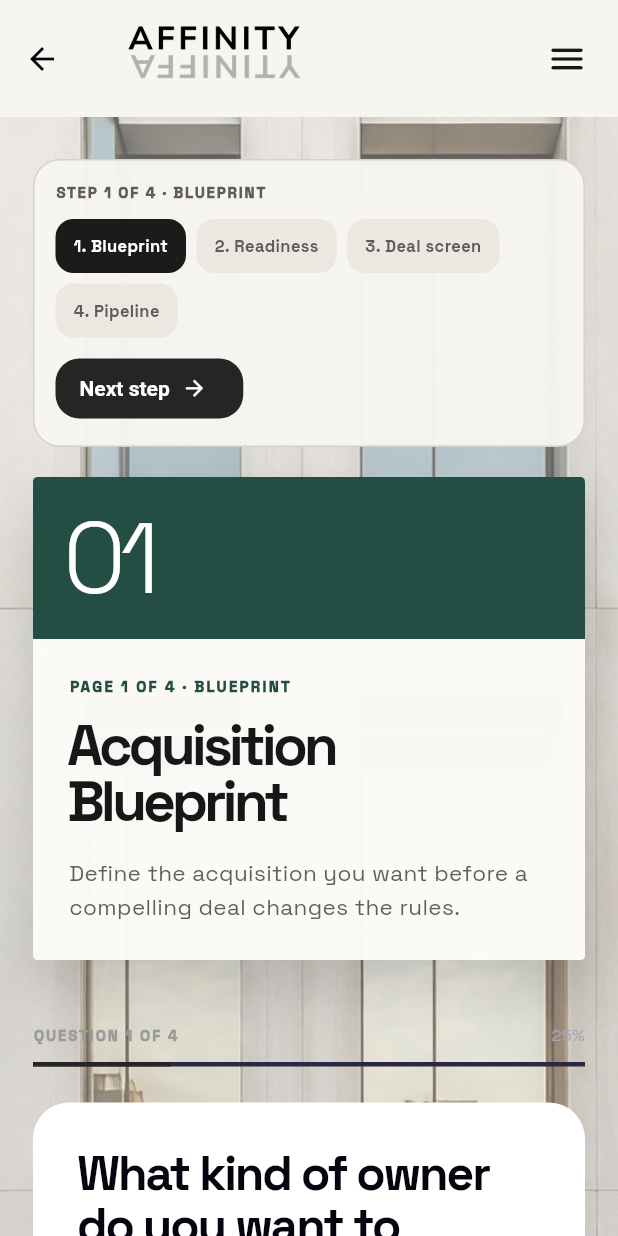
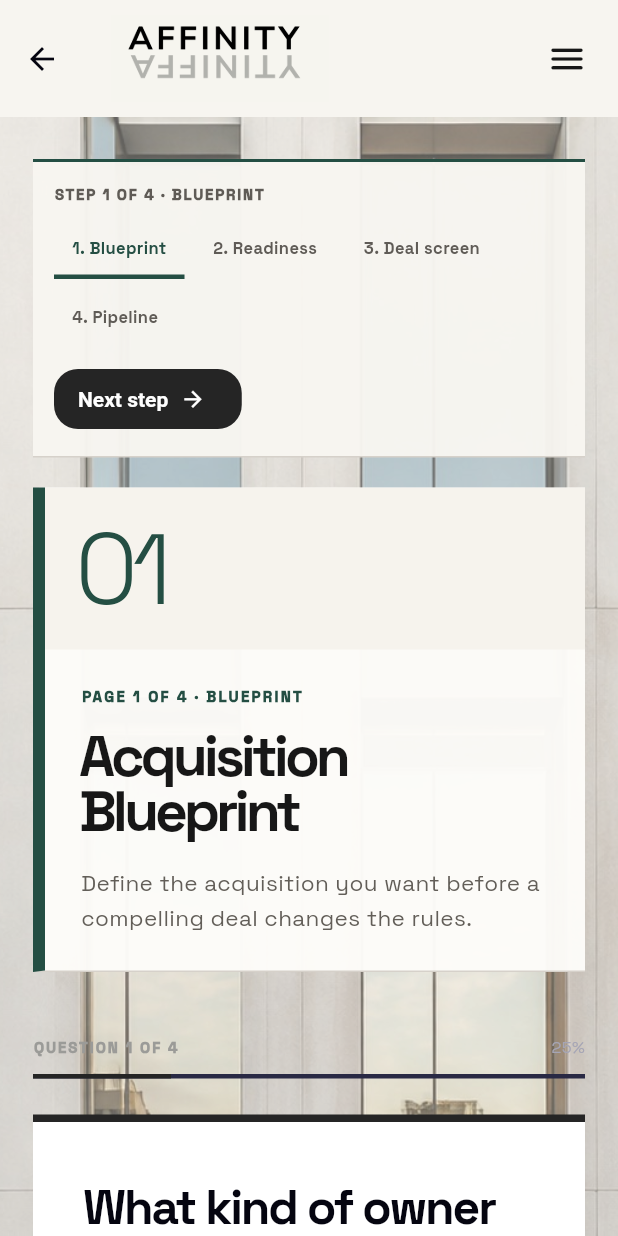
Before and after one commit to ClimbOn-creator/Dwellings, a Flutter app: the BusinessAcquisitionPage screen opened directly, after a tap on "1. Blueprint", on a phone screen of 412 x 824 dp. Run offline on Flutter 3.47's test engine with Material 3 defaults, Android fonts, the phone set to English and light mode, and no system bars; our stand-ins replace file_picker, geolocator, google_fonts, image_picker, shared_preferences, supabase_flutter and 1 more; missing offline and left inert: dart:js_interop; accounts and stored records are empty; project files that could hold a hidden picture were left out.

Commit message:
Replace step cards with editorial scrolling strips

```diff
--- a/lib/screens/acquisition_support_page.dart
+++ b/lib/screens/acquisition_support_page.dart
@@ -1581,19 +1581,13 @@ class _LabeledField extends StatelessWidget {
             ),
           ),
           if (unit != null)
-            Container(
-              padding: const EdgeInsets.symmetric(horizontal: 8, vertical: 4),
-              decoration: BoxDecoration(
-                color: const Color(0xFF292944),
-                borderRadius: BorderRadius.circular(8),
-              ),
-              child: Text(
-                unit!,
-                style: const TextStyle(
-                  color: _lilac,
-                  fontSize: 9,
-                  fontWeight: FontWeight.w800,
-                ),
+            Text(
+              unit!,
+              style: const TextStyle(
+                color: _green,
+                fontSize: 9,
+                fontWeight: FontWeight.w900,
+                letterSpacing: .8,
               ),
             ),
         ],
@@ -1618,10 +1612,13 @@ class _GuidedQuestion extends StatelessWidget {
   @override
   Widget build(BuildContext context) => Container(
     width: double.infinity,
-    padding: const EdgeInsets.all(30),
-    decoration: BoxDecoration(
+    padding: const EdgeInsets.symmetric(horizontal: 34, vertical: 40),
+    decoration: const BoxDecoration(
       color: Colors.white,
-      borderRadius: BorderRadius.circular(24),
+      border: Border(
+        top: BorderSide(color: _green, width: 5),
+        bottom: BorderSide(color: Color(0xFFD8D5CF)),
+      ),
     ),
     child: Column(
       crossAxisAlignment: CrossAxisAlignment.start,
@@ -1646,15 +1643,19 @@ class _GuidedQuestion extends StatelessWidget {
           data: Theme.of(context).copyWith(
             inputDecorationTheme: InputDecorationTheme(
               filled: true,
-              fillColor: const Color(0xFFF4F6FA),
+              fillColor: const Color(0xFFFAF9F6),
               hintStyle: const TextStyle(color: Color(0xFF898995)),
               border: OutlineInputBorder(
-                borderRadius: BorderRadius.circular(14),
+                borderRadius: BorderRadius.zero,
                 borderSide: const BorderSide(color: Color(0xFFD8DDE8)),
               ),
               enabledBorder: OutlineInputBorder(
-                borderRadius: BorderRadius.circular(14),
+                borderRadius: BorderRadius.zero,
                 borderSide: const BorderSide(color: Color(0xFFD8DDE8)),
+              ),
+              focusedBorder: const OutlineInputBorder(
+                borderRadius: BorderRadius.zero,
+                borderSide: BorderSide(color: _green, width: 2),
               ),
             ),
             textTheme: Theme.of(
--- a/lib/screens/business_acquisition_page.dart
+++ b/lib/screens/business_acquisition_page.dart
@@ -392,12 +392,16 @@ class _BusinessAcquisitionPageState extends State<BusinessAcquisitionPage> {
           fillColor: Colors.white,
           hintStyle: const TextStyle(color: Color(0xFF85817A)),
           border: OutlineInputBorder(
-            borderRadius: BorderRadius.circular(14),
+            borderRadius: BorderRadius.zero,
             borderSide: const BorderSide(color: _line),
           ),
           enabledBorder: OutlineInputBorder(
-            borderRadius: BorderRadius.circular(14),
+            borderRadius: BorderRadius.zero,
             borderSide: const BorderSide(color: _line),
+          ),
+          focusedBorder: const OutlineInputBorder(
+            borderRadius: BorderRadius.zero,
+            borderSide: BorderSide(color: Color(0xFF244E43), width: 2),
           ),
         ),
       ),
@@ -551,7 +555,7 @@ class _BusinessAcquisitionPageState extends State<BusinessAcquisitionPage> {
   Widget _dealCommandBar() => TopoCard(
     color: Colors.white,
     padding: const EdgeInsets.all(18),
-    borderRadius: BorderRadius.circular(22),
+    borderRadius: BorderRadius.zero,
     child: const Wrap(
       spacing: 24,
       runSpacing: 12,
@@ -572,8 +576,10 @@ class _BusinessAcquisitionPageState extends State<BusinessAcquisitionPage> {
     padding: const EdgeInsets.all(20),
     decoration: BoxDecoration(
       color: const Color(0xFFFFF4E5),
-      borderRadius: BorderRadius.circular(18),
-      border: Border.all(color: const Color(0xFFF2C879)),
+      border: const Border(
+        left: BorderSide(color: Color(0xFF805A35), width: 6),
+        bottom: BorderSide(color: Color(0xFFF2C879)),
+      ),
     ),
     child: const Row(
       crossAxisAlignment: CrossAxisAlignment.start,
@@ -1081,18 +1087,13 @@ class _BusinessAcquisitionPageState extends State<BusinessAcquisitionPage> {
 
   Widget _card(String title, Widget child) => Container(
     width: double.infinity,
-    padding: const EdgeInsets.all(26),
-    decoration: BoxDecoration(
+    padding: const EdgeInsets.symmetric(horizontal: 30, vertical: 36),
+    decoration: const BoxDecoration(
       color: _surface,
-      borderRadius: BorderRadius.circular(28),
-      border: Border.all(color: _line),
-      boxShadow: const [
-        BoxShadow(
-          color: Color(0x30000000),
-          blurRadius: 34,
-          offset: Offset(0, 16),
-        ),
-      ],
+      border: Border(
+        top: BorderSide(color: Color(0xFF244E43), width: 5),
+        bottom: BorderSide(color: _line),
+      ),
     ),
     child: Column(
       crossAxisAlignment: CrossAxisAlignment.start,
--- a/lib/screens/deal_rooms_page.dart
+++ b/lib/screens/deal_rooms_page.dart
@@ -400,8 +400,10 @@ class _DealRoomsPageState extends State<DealRoomsPage> {
     padding: const EdgeInsets.all(34),
     decoration: BoxDecoration(
       color: _surface,
-      border: Border.all(color: _line),
-      borderRadius: BorderRadius.circular(20),
+      border: const Border(
+        top: BorderSide(color: Color(0xFF244E43), width: 5),
+        bottom: BorderSide(color: _line),
+      ),
     ),
     child: Column(
       children: [
@@ -462,8 +464,10 @@ class _DealRoomsPageState extends State<DealRoomsPage> {
     padding: const EdgeInsets.all(18),
     decoration: BoxDecoration(
       color: _surface,
-      borderRadius: BorderRadius.circular(17),
-      border: Border.all(color: _line),
+      border: const Border(
+        top: BorderSide(color: Color(0xFF244E43), width: 3),
+        bottom: BorderSide(color: _line),
+      ),
     ),
     child: Row(
       children: [
@@ -497,25 +501,20 @@ class _DealRoomsPageState extends State<DealRoomsPage> {
       ).push(MaterialPageRoute<void>(builder: (_) => DealRoomPage(room: room)));
       _refresh();
     },
-    borderRadius: BorderRadius.circular(20),
     child: Container(
       width: double.infinity,
-      margin: const EdgeInsets.only(bottom: 12),
-      padding: const EdgeInsets.all(22),
-      decoration: BoxDecoration(
+      margin: EdgeInsets.zero,
+      padding: const EdgeInsets.symmetric(horizontal: 22, vertical: 24),
+      decoration: const BoxDecoration(
         color: _surface,
-        borderRadius: BorderRadius.circular(20),
-        border: Border.all(color: _line),
+        border: Border(bottom: BorderSide(color: _line)),
       ),
       child: Row(
         children: [
           Container(
             width: 58,
             height: 58,
-            decoration: BoxDecoration(
-              color: _purple.withValues(alpha: .14),
-              borderRadius: BorderRadius.circular(17),
-            ),
+            decoration: const BoxDecoration(color: Color(0xFFE8ECE8)),
             child: Icon(
               room.isBusiness ? Icons.storefront_outlined : Icons.apartment,
               color: _purple,
--- a/lib/widgets/acquisition_editorial_header.dart
+++ b/lib/widgets/acquisition_editorial_header.dart
@@ -31,14 +31,10 @@ class AcquisitionEditorialHeader extends StatelessWidget {
         clipBehavior: Clip.antiAlias,
         decoration: BoxDecoration(
           color: const Color(0xFFFDFCF9).withValues(alpha: .97),
-          borderRadius: BorderRadius.circular(3),
-          boxShadow: const [
-            BoxShadow(
-              color: Color(0x26000000),
-              blurRadius: 34,
-              offset: Offset(0, 18),
-            ),
-          ],
+          border: Border(
+            left: BorderSide(color: accent, width: 8),
+            bottom: const BorderSide(color: Color(0xFFD6D1CA)),
+          ),
         ),
         child: LayoutBuilder(
           builder: (context, constraints) {
@@ -86,13 +82,13 @@ class AcquisitionEditorialHeader extends StatelessWidget {
             final number = Container(
               width: compact ? double.infinity : 190,
               height: compact ? 108 : null,
-              color: accent,
+              color: const Color(0xFFF6F3ED),
               padding: const EdgeInsets.all(22),
               alignment: compact ? Alignment.centerLeft : Alignment.bottomLeft,
               child: Text(
                 '0${currentStep + 1}',
-                style: const TextStyle(
-                  color: Colors.white,
+                style: TextStyle(
+                  color: accent,
                   fontSize: 66,
                   height: .9,
                   fontWeight: FontWeight.w300,
--- a/lib/widgets/acquisition_step_bar.dart
+++ b/lib/widgets/acquisition_step_bar.dart
@@ -18,8 +18,10 @@ class AcquisitionStepBar extends StatelessWidget {
     padding: const EdgeInsets.all(14),
     decoration: BoxDecoration(
       color: const Color(0xFFF8F6F1).withValues(alpha: .96),
-      border: Border.all(color: const Color(0xFFD6D1CA)),
-      borderRadius: BorderRadius.circular(18),
+      border: const Border(
+        top: BorderSide(color: Color(0xFF244E43), width: 2),
+        bottom: BorderSide(color: Color(0xFFD6D1CA)),
+      ),
     ),
     child: Column(
       crossAxisAlignment: CrossAxisAlignment.start,
@@ -44,23 +46,27 @@ class AcquisitionStepBar extends StatelessWidget {
                 for (var index = 0; index < _steps.length; index++)
                   InkWell(
                     onTap: () => onSelected(index),
-                    borderRadius: BorderRadius.circular(12),
                     child: Container(
                       padding: const EdgeInsets.symmetric(
                         horizontal: 12,
                         vertical: 10,
                       ),
                       decoration: BoxDecoration(
-                        color: index == currentStep
-                            ? const Color(0xFF1B1B1B)
-                            : const Color(0xFFECE8E1),
-                        borderRadius: BorderRadius.circular(12),
+                        color: Colors.transparent,
+                        border: Border(
+                          bottom: BorderSide(
+                            color: index == currentStep
+                                ? const Color(0xFF244E43)
+                                : Colors.transparent,
+                            width: 3,
+                          ),
+                        ),
                       ),
                       child: Text(
                         '${index + 1}. ${_steps[index]}',
                         style: TextStyle(
                           color: index == currentStep
-                              ? Colors.white
+                              ? const Color(0xFF244E43)
                               : const Color(0xFF5F5B56),
                           fontSize: 11,
                           fontWeight: FontWeight.w700,
```
Also changed, not shown: 2 other files.
